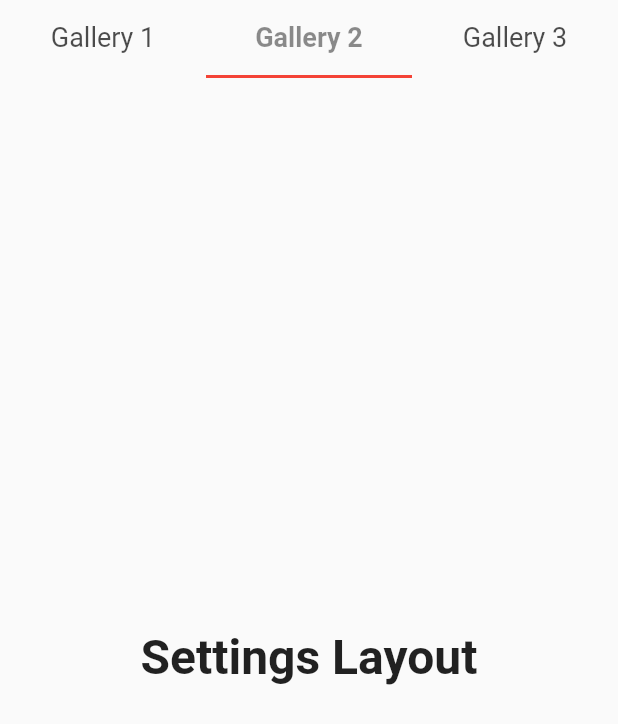
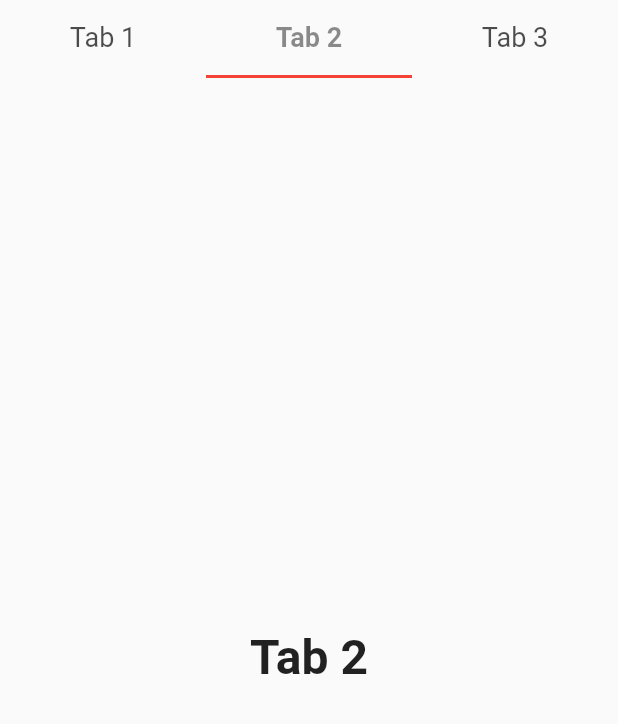
Before and after one commit to yusufrizalh/flutter-layout, a Flutter app: the DisplayLayout screen opened directly, tab 2 chosen, on a phone screen of 412 x 824 dp. Shown: the top 724 px of the screen. Run offline on Flutter 3.47's test engine with Material 2 defaults, Android fonts, the phone set to English and light mode, and no system bars; network calls fail.

Commit message:
flutter layout tab controller

```diff
--- a/lib/layouts/GalleryLayout.dart
+++ b/lib/layouts/GalleryLayout.dart
@@ -1,8 +1,9 @@
 // ignore_for_file: prefer_const_constructors_in_immutables, prefer_const_constructors, prefer_const_literals_to_create_immutables, file_names
 
 import 'package:flutter/material.dart';
-import 'package:flutter_layouts/layouts/HomeLayout.dart';
-import 'package:flutter_layouts/layouts/SettingsLayout.dart';
+import 'package:flutter_layouts/layouts/tabs/Tab1.dart';
+import 'package:flutter_layouts/layouts/tabs/Tab2.dart';
+import 'package:flutter_layouts/layouts/tabs/Tab3.dart';
 
 void main() {
   runApp(GalleryLayout());
@@ -52,22 +53,22 @@ class _DisplayLayoutState extends State<DisplayLayout> {
                 ),
                 tabs: [
                   Tab(
-                    text: 'Gallery 1',
+                    text: 'Tab 1',
                   ),
                   Tab(
-                    text: 'Gallery 2',
+                    text: 'Tab 2',
                   ),
                   Tab(
-                    text: 'Gallery 3',
+                    text: 'Tab 3',
                   ),
                 ],
               ),
               Expanded(
                 child: TabBarView(
                   children: [
-                    HomeLayout(),
-                    SettingsLayout(),
-                    HomeLayout(),
+                    Tab1(),
+                    Tab2(),
+                    Tab3(),
                   ],
                 ),
               ),
--- /dev/null
+++ b/lib/layouts/tabs/Tab1.dart
@@ -0,0 +1,49 @@
+// ignore_for_file: prefer_const_constructors_in_immutables, prefer_const_constructors, prefer_const_literals_to_create_immutables, file_names
+
+import 'package:flutter/material.dart';
+
+void main() {
+  runApp(Tab1());
+}
+
+class Tab1 extends StatelessWidget {
+  const Tab1({Key? key}) : super(key: key);
+
+  @override
+  Widget build(BuildContext context) {
+    return MaterialApp(
+      title: 'Tab 1',
+      debugShowCheckedModeBanner: false,
+      home: DisplayLayout(),
+    );
+  }
+}
+
+class DisplayLayout extends StatefulWidget {
+  DisplayLayout({Key? key}) : super(key: key);
+
+  @override
+  State<DisplayLayout> createState() => _DisplayLayoutState();
+}
+
+class _DisplayLayoutState extends State<DisplayLayout> {
+  @override
+  Widget build(BuildContext context) {
+    return Scaffold(
+      body: Center(
+        child: Column(
+          mainAxisAlignment: MainAxisAlignment.center,
+          children: <Widget>[
+            Text(
+              'Tab 1',
+              style: TextStyle(
+                fontSize: 32.0,
+                fontWeight: FontWeight.bold,
+              ),
+            ),
+          ],
+        ),
+      ),
+    );
+  }
+}
--- /dev/null
+++ b/lib/layouts/tabs/Tab2.dart
@@ -0,0 +1,49 @@
+// ignore_for_file: prefer_const_constructors_in_immutables, prefer_const_constructors, prefer_const_literals_to_create_immutables, file_names
+
+import 'package:flutter/material.dart';
+
+void main() {
+  runApp(Tab2());
+}
+
+class Tab2 extends StatelessWidget {
+  const Tab2({Key? key}) : super(key: key);
+
+  @override
+  Widget build(BuildContext context) {
+    return MaterialApp(
+      title: 'Tab 2',
+      debugShowCheckedModeBanner: false,
+      home: DisplayLayout(),
+    );
+  }
+}
+
+class DisplayLayout extends StatefulWidget {
+  DisplayLayout({Key? key}) : super(key: key);
+
+  @override
+  State<DisplayLayout> createState() => _DisplayLayoutState();
+}
+
+class _DisplayLayoutState extends State<DisplayLayout> {
+  @override
+  Widget build(BuildContext context) {
+    return Scaffold(
+      body: Center(
+        child: Column(
+          mainAxisAlignment: MainAxisAlignment.center,
+          children: <Widget>[
+            Text(
+              'Tab 2',
+              style: TextStyle(
+                fontSize: 32.0,
+                fontWeight: FontWeight.bold,
+              ),
+            ),
+          ],
+        ),
+      ),
+    );
+  }
+}
--- /dev/null
+++ b/lib/layouts/tabs/Tab3.dart
@@ -0,0 +1,49 @@
+// ignore_for_file: prefer_const_constructors_in_immutables, prefer_const_constructors, prefer_const_literals_to_create_immutables, file_names
+
+import 'package:flutter/material.dart';
+
+void main() {
+  runApp(Tab3());
+}
+
+class Tab3 extends StatelessWidget {
+  const Tab3({Key? key}) : super(key: key);
+
+  @override
+  Widget build(BuildContext context) {
+    return MaterialApp(
+      title: 'Tab 3',
+      debugShowCheckedModeBanner: false,
+      home: DisplayLayout(),
+    );
+  }
+}
+
+class DisplayLayout extends StatefulWidget {
+  DisplayLayout({Key? key}) : super(key: key);
+
+  @override
+  State<DisplayLayout> createState() => _DisplayLayoutState();
+}
+
+class _DisplayLayoutState extends State<DisplayLayout> {
+  @override
+  Widget build(BuildContext context) {
+    return Scaffold(
+      body: Center(
+        child: Column(
+          mainAxisAlignment: MainAxisAlignment.center,
+          children: <Widget>[
+            Text(
+              'Tab 3',
+              style: TextStyle(
+                fontSize: 32.0,
+                fontWeight: FontWeight.bold,
+              ),
+            ),
+          ],
+        ),
+      ),
+    );
+  }
+}
```
